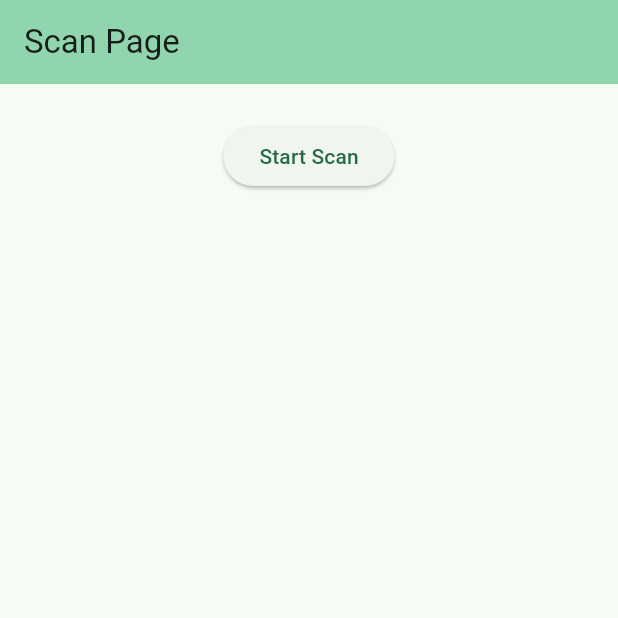
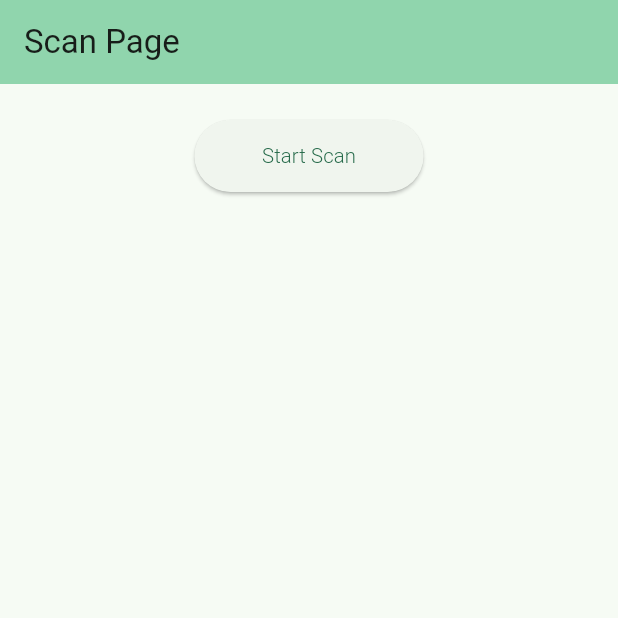
Before and after one commit to Luckychips/ble_tutorial, a Flutter app: the screen it shows after launch, on a phone screen of 412 x 824 dp, the top half of it. Run offline on Flutter 3.47's test engine with Material 3 defaults, Android fonts, the phone set to English and light mode, and no system bars; our stand-ins replace flutter_blue_plus, flutter_screenutil, loading_indicator, permission_handler.

Commit message:
반응형 사이즈 적용

```diff
--- a/lib/main.dart
+++ b/lib/main.dart
@@ -1,5 +1,6 @@
 import 'package:flutter/material.dart';
 import 'package:flutter_blue_plus/flutter_blue_plus.dart';
+import 'package:flutter_screenutil/flutter_screenutil.dart';
 import 'package:permission_handler/permission_handler.dart';
 import 'package:provider/provider.dart';
 
@@ -74,7 +75,10 @@ class _MyHomePageState extends State<MyHomePage> {
 
   @override
   Widget build(BuildContext context) {
-    return Scaffold(
+    return ScreenUtilInit(
+      designSize: const Size(393, 852),
+      minTextAdapt: true,
+      child: Scaffold(
         appBar: AppBar(
           backgroundColor: Theme.of(context).colorScheme.inversePrimary,
           title: Text(widget.title, textAlign: TextAlign.center),
@@ -94,6 +98,7 @@ class _MyHomePageState extends State<MyHomePage> {
             home: const Text('Greeting'),
           ),
         ),
+      ),
     );
   }
 }
--- a/lib/pages/scan_page.dart
+++ b/lib/pages/scan_page.dart
@@ -1,11 +1,13 @@
+// core
 import 'dart:async';
 import 'dart:io';
-
+// lib
+import 'package:flutter/material.dart';
 import 'package:flutter_blue_plus/flutter_blue_plus.dart';
-import 'package:flutter/material.dart';
+import 'package:flutter_screenutil/flutter_screenutil.dart';
 import 'package:loading_indicator/loading_indicator.dart';
 import 'package:provider/provider.dart';
-
+// this
 import 'package:ble_tutorial/pages/connected_page.dart';
 import 'package:ble_tutorial/states/providers/bluetooth_model.dart';
 import 'package:ble_tutorial/utils/debug_logger.dart';
@@ -145,7 +147,13 @@ class _BetweenPageState extends State<ScanPage> {
           const SizedBox(height: 24),
           ElevatedButton(
             onPressed: startScan,
-            child: const Text('Start Scan'),
+            child: Padding(
+              padding: EdgeInsets.symmetric(horizontal: 20.w, vertical: 15.h),
+              child: Text(
+                'Start Scan',
+                style: TextStyle(fontSize: 14.sp, fontWeight: FontWeight.w300)
+              ),
+            )
           ),
           const SizedBox(height: 24),
           Expanded(
--- a/pubspec.yaml
+++ b/pubspec.yaml
@@ -39,6 +39,7 @@ dependencies:
   permission_handler: ^11.4.0
   loading_indicator: ^3.1.1
   provider: ^6.1.5
+  flutter_screenutil: ^5.9.3
 
 dev_dependencies:
   flutter_test:
```
Also changed, not shown: lib/pages/connected_page.dart (+11 -3 lines). Lines whose indentation alone changed are shown as unchanged.
